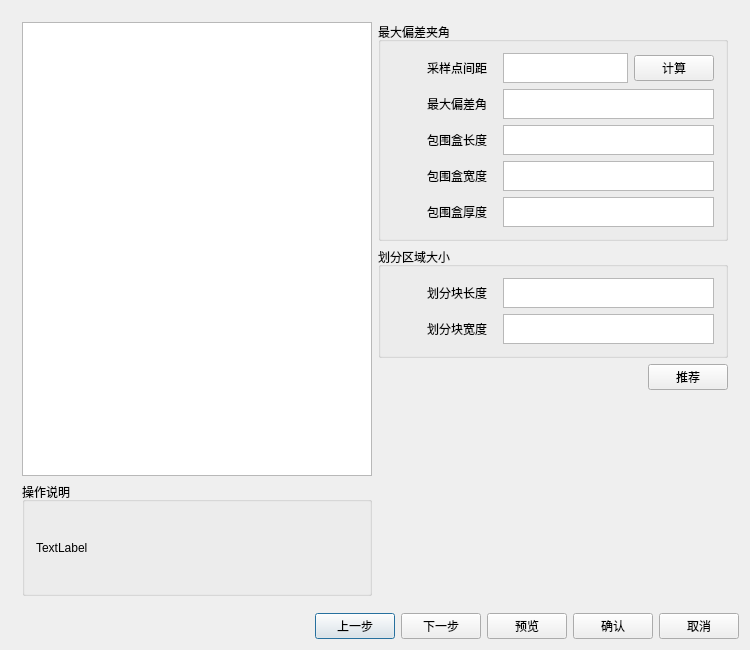
Above: include/cursePart.ui from offline-programming-software/offline-programming before the change. Below: the same form after it.
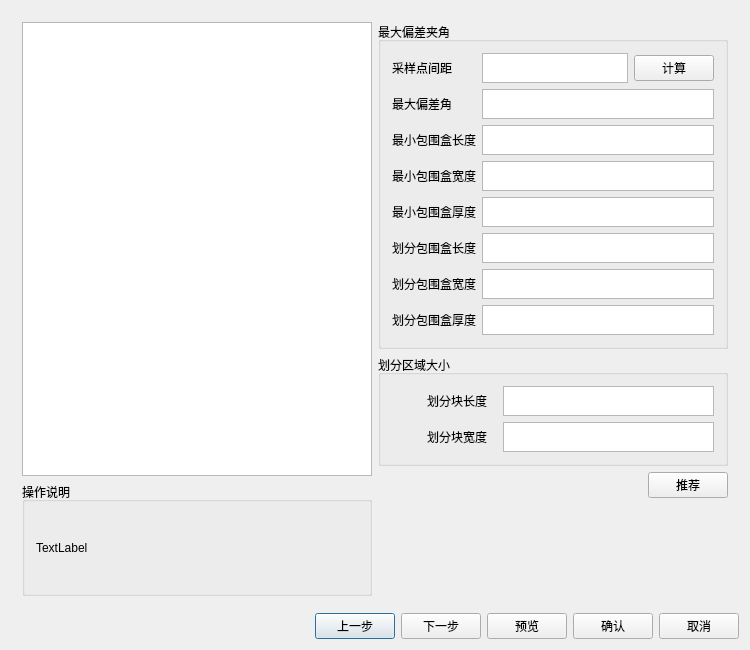
That is the form after the change. The open tabs and pages were chosen to show the change.

Diff of the .ui file:
```diff
--- a/include/cursePart.ui
+++ b/include/cursePart.ui
@@ -772,7 +772,7 @@
         </layout>
        </item>
        <item row="0" column="1">
-        <layout class="QVBoxLayout" name="verticalLayout_14" stretch="5,2,1,5">
+        <layout class="QVBoxLayout" name="verticalLayout_14">
          <item>
           <widget class="QGroupBox" name="groupBox_4">
            <property name="title">
@@ -780,7 +780,7 @@
            </property>
            <layout class="QGridLayout" name="gridLayout_9">
             <item row="0" column="0">
-             <layout class="QHBoxLayout" name="horizontalLayout_6" stretch="1,2,6">
+             <layout class="QHBoxLayout" name="horizontalLayout_6">
               <item>
                <spacer name="horizontalSpacer_8">
                 <property name="orientation">
@@ -788,8 +788,8 @@
                 </property>
                 <property name="sizeHint" stdset="0">
                  <size>
-                  <width>26</width>
-                  <height>122</height>
+                  <width>13</width>
+                  <height>187</height>
                  </size>
                 </property>
                </spacer>
@@ -816,7 +816,7 @@
                    <enum>Qt::LeftToRight</enum>
                   </property>
                   <property name="text">
-                   <string>包围盒长度</string>
+                   <string>最小包围盒长度</string>
                   </property>
                  </widget>
                 </item>
@@ -826,7 +826,7 @@
                    <enum>Qt::LeftToRight</enum>
                   </property>
                   <property name="text">
-                   <string>包围盒宽度</string>
+                   <string>最小包围盒宽度</string>
                   </property>
                  </widget>
                 </item>
@@ -836,7 +836,37 @@
                    <enum>Qt::LeftToRight</enum>
                   </property>
                   <property name="text">
-                   <string>包围盒厚度</string>
+                   <string>最小包围盒厚度</string>
+                  </property>
+                 </widget>
+                </item>
+                <item>
+                 <widget class="QLabel" name="label_31">
+                  <property name="layoutDirection">
+                   <enum>Qt::LeftToRight</enum>
+                  </property>
+                  <property name="text">
+                   <string>划分包围盒长度</string>
+                  </property>
+                 </widget>
+                </item>
+                <item>
+                 <widget class="QLabel" name="label_32">
+                  <property name="layoutDirection">
+                   <enum>Qt::LeftToRight</enum>
+                  </property>
+                  <property name="text">
+                   <string>划分包围盒宽度</string>
+                  </property>
+                 </widget>
+                </item>
+                <item>
+                 <widget class="QLabel" name="label_33">
+                  <property name="layoutDirection">
+                   <enum>Qt::LeftToRight</enum>
+                  </property>
+                  <property name="text">
+                   <string>划分包围盒厚度</string>
                   </property>
                  </widget>
                 </item>
@@ -935,6 +965,54 @@
                   </property>
                  </widget>
                 </item>
+                <item>
+                 <widget class="QTextBrowser" name="textBrowser_5">
+                  <property name="minimumSize">
+                   <size>
+                    <width>0</width>
+                    <height>30</height>
+                   </size>
+                  </property>
+                  <property name="maximumSize">
+                   <size>
+                    <width>16777215</width>
+                    <height>30</height>
+                   </size>
+                  </property>
+                 </widget>
+                </item>
+                <item>
+                 <widget class="QTextBrowser" name="textBrowser_6">
+                  <property name="minimumSize">
+                   <size>
+                    <width>0</width>
+                    <height>30</height>
+                   </size>
+                  </property>
+                  <property name="maximumSize">
+                   <size>
+                    <width>16777215</width>
+                    <height>30</height>
+                   </size>
+                  </property>
+                 </widget>
+                </item>
+                <item>
+                 <widget class="QTextBrowser" name="textBrowser_7">
+                  <property name="minimumSize">
+                   <size>
+                    <width>0</width>
+                    <height>30</height>
+                   </size>
+                  </property>
+                  <property name="maximumSize">
+                   <size>
+                    <width>16777215</width>
+                    <height>30</height>
+                   </size>
+                  </property>
+                 </widget>
+                </item>
                </layout>
               </item>
              </layout>
@@ -1054,7 +1132,7 @@
            <property name="sizeHint" stdset="0">
             <size>
              <width>20</width>
-             <height>98</height>
+             <height>28</height>
             </size>
            </property>
           </spacer>
```
